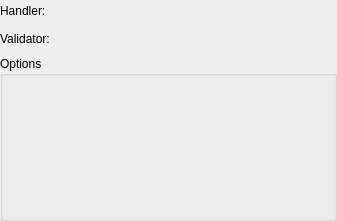
Before: the Qt Designer form libpgmodeler_ui/ui/foreigndatawrapperwidget.ui in pgmodeler/pgmodeler, drawn with Qt 5.
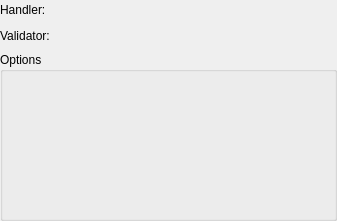
After: the same form once the commit is applied.

```diff
--- a/libpgmodeler_ui/ui/foreigndatawrapperwidget.ui
+++ b/libpgmodeler_ui/ui/foreigndatawrapperwidget.ui
@@ -29,28 +29,6 @@
    <property name="bottomMargin">
     <number>0</number>
    </property>
-   <item row="1" column="2">
-    <widget class="QWidget" name="func_validator_hint" native="true">
-     <property name="sizePolicy">
-      <sizepolicy hsizetype="Fixed" vsizetype="Fixed">
-       <horstretch>0</horstretch>
-       <verstretch>0</verstretch>
-      </sizepolicy>
-     </property>
-     <property name="minimumSize">
-      <size>
-       <width>22</width>
-       <height>22</height>
-      </size>
-     </property>
-     <property name="maximumSize">
-      <size>
-       <width>22</width>
-       <height>22</height>
-      </size>
-     </property>
-    </widget>
-   </item>
    <item row="1" column="0">
     <widget class="QLabel" name="func_validator_lbl">
      <property name="sizePolicy">
@@ -89,60 +67,6 @@
      </property>
     </widget>
    </item>
-   <item row="0" column="2">
-    <widget class="QWidget" name="func_handler_hint" native="true">
-     <property name="sizePolicy">
-      <sizepolicy hsizetype="Fixed" vsizetype="Fixed">
-       <horstretch>0</horstretch>
-       <verstretch>0</verstretch>
-      </sizepolicy>
-     </property>
-     <property name="minimumSize">
-      <size>
-       <width>22</width>
-       <height>22</height>
-      </size>
-     </property>
-     <property name="maximumSize">
-      <size>
-       <width>22</width>
-       <height>22</height>
-      </size>
-     </property>
-    </widget>
-   </item>
-   <item row="0" column="1">
-    <widget class="QWidget" name="func_handler_wgt" native="true">
-     <property name="sizePolicy">
-      <sizepolicy hsizetype="Preferred" vsizetype="Fixed">
-       <horstretch>0</horstretch>
-       <verstretch>0</verstretch>
-      </sizepolicy>
-     </property>
-     <property name="minimumSize">
-      <size>
-       <width>0</width>
-       <height>20</height>
-      </size>
-     </property>
-    </widget>
-   </item>
-   <item row="1" column="1">
-    <widget class="QWidget" name="func_validator_wgt" native="true">
-     <property name="sizePolicy">
-      <sizepolicy hsizetype="Preferred" vsizetype="Fixed">
-       <horstretch>0</horstretch>
-       <verstretch>0</verstretch>
-      </sizepolicy>
-     </property>
-     <property name="minimumSize">
-      <size>
-       <width>0</width>
-       <height>20</height>
-      </size>
-     </property>
-    </widget>
-   </item>
    <item row="2" column="0" colspan="3">
     <widget class="QGroupBox" name="options_gb">
      <property name="title">
@@ -150,6 +74,38 @@
      </property>
     </widget>
    </item>
+   <item row="1" column="1" colspan="2">
+    <widget class="QWidget" name="func_validator_wgt" native="true">
+     <property name="sizePolicy">
+      <sizepolicy hsizetype="Preferred" vsizetype="Fixed">
+       <horstretch>0</horstretch>
+       <verstretch>0</verstretch>
+      </sizepolicy>
+     </property>
+     <property name="minimumSize">
+      <size>
+       <width>0</width>
+       <height>20</height>
+      </size>
+     </property>
+    </widget>
+   </item>
+   <item row="0" column="1" colspan="2">
+    <widget class="QWidget" name="func_handler_wgt" native="true">
+     <property name="sizePolicy">
+      <sizepolicy hsizetype="Preferred" vsizetype="Fixed">
+       <horstretch>0</horstretch>
+       <verstretch>0</verstretch>
+      </sizepolicy>
+     </property>
+     <property name="minimumSize">
+      <size>
+       <width>0</width>
+       <height>20</height>
+      </size>
+     </property>
+    </widget>
+   </item>
   </layout>
  </widget>
  <resources/>
```
